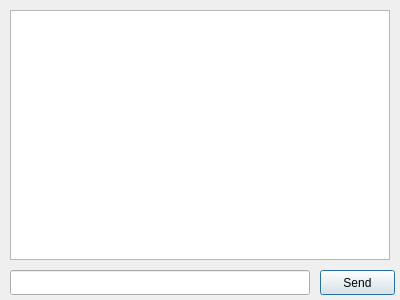
Qt form interface/chat.ui (DeliTrbat/LearNet) before a commit.
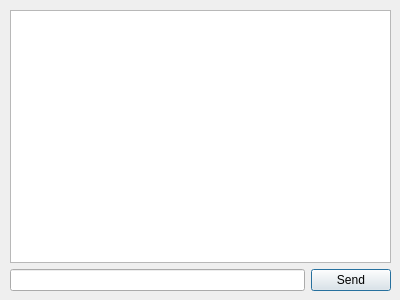
The same form after that commit.

Diff of the .ui file:
```diff
--- a/interface/chat.ui
+++ b/interface/chat.ui
@@ -10,41 +10,27 @@
     <height>300</height>
    </rect>
   </property>
+  <property name="sizePolicy">
+   <sizepolicy hsizetype="Preferred" vsizetype="Preferred">
+    <horstretch>0</horstretch>
+    <verstretch>0</verstretch>
+   </sizepolicy>
+  </property>
   <property name="windowTitle">
    <string>Dialog</string>
   </property>
-  <widget class="QLineEdit" name="lineEdit_chat">
-   <property name="geometry">
-    <rect>
-     <x>10</x>
-     <y>270</y>
-     <width>300</width>
-     <height>25</height>
-    </rect>
-   </property>
-  </widget>
-  <widget class="QPushButton" name="pushButton_send">
-   <property name="geometry">
-    <rect>
-     <x>320</x>
-     <y>270</y>
-     <width>75</width>
-     <height>25</height>
-    </rect>
-   </property>
-   <property name="text">
-    <string>Send</string>
-   </property>
-  </widget>
-  <widget class="QListWidget" name="listWidgetChat">
+  <widget class="QWidget" name="">
    <property name="geometry">
     <rect>
      <x>10</x>
      <y>10</y>
-     <width>380</width>
-     <height>250</height>
+     <width>381</width>
+     <height>281</height>
     </rect>
    </property>
+   <layout class="QVBoxLayout" name="verticalLayout">
+    <item>
+     <widget class="QListWidget" name="listWidgetChat">
    <property name="sizePolicy">
     <sizepolicy hsizetype="Expanding" vsizetype="Expanding">
      <horstretch>0</horstretch>
@@ -57,6 +43,23 @@
    <property name="wordWrap">
     <bool>false</bool>
    </property>
+     </widget>
+    </item>
+    <item>
+     <layout class="QHBoxLayout" name="horizontalLayout">
+      <item>
+       <widget class="QLineEdit" name="lineEdit_chat"/>
+      </item>
+      <item>
+       <widget class="QPushButton" name="pushButton_send">
+        <property name="text">
+         <string>Send</string>
+        </property>
+       </widget>
+      </item>
+     </layout>
+    </item>
+   </layout>
   </widget>
  </widget>
  <resources/>
```
Lines whose indentation alone changed are shown as unchanged.
